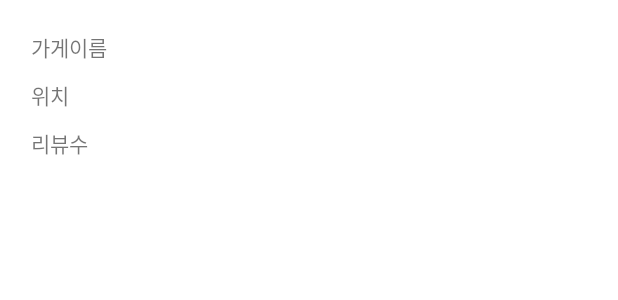
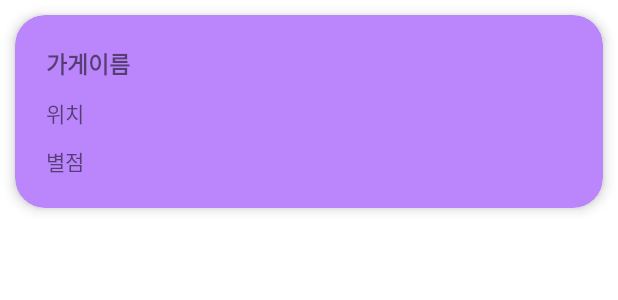
Before and after one commit to parksyoung/2022SW_surongmisikhoe, an Android app: the layout item_list.xml on its own in the app's theme, with its tools: preview values and no code run, on a phone screen of 412 x 824 dp. Shown: the top 300 px of the screen. Run offline under Robolectric (Android 15) with nearby library versions, the phone set to English and light mode, and no system bars.

Commit message:
거의 완성

```diff
--- a/app/src/main/AndroidManifest.xml
+++ b/app/src/main/AndroidManifest.xml
@@ -9,12 +9,6 @@
         android:roundIcon="@mipmap/ic_launcher_round"
         android:supportsRtl="true"
         android:theme="@style/Theme.SW_02">
-        <activity
-            android:name=".starActivity"
-            android:exported="false" />
-        <activity
-            android:name=".reviewActivity"
-            android:exported="false" />
         <activity
             android:name=".japenfood"
             android:exported="false" />
--- a/app/src/main/java/com/example/sw_02/MainActivity.java
+++ b/app/src/main/java/com/example/sw_02/MainActivity.java
@@ -20,7 +20,7 @@ public class MainActivity extends AppCompatActivity {
         reviewButton.setOnClickListener(new View.OnClickListener() {
             @Override
             public void onClick(View view) {
-                Intent intent = new Intent(MainActivity.this, reviewActivity.class);
+                Intent intent = new Intent(MainActivity.this, review.class);
                 startActivity(intent);
             }
         });
@@ -30,7 +30,7 @@ public class MainActivity extends AppCompatActivity {
         starButton.setOnClickListener(new View.OnClickListener() {
             @Override
             public void onClick(View view) {
-                Intent intent = new Intent(MainActivity.this, starActivity.class);
+                Intent intent = new Intent(MainActivity.this, star.class);
                 startActivity(intent);
             }
         });
--- a/app/src/main/res/layout/item_list.xml
+++ b/app/src/main/res/layout/item_list.xml
@@ -1,11 +1,18 @@
 <?xml version="1.0" encoding="utf-8"?>
 <LinearLayout xmlns:android="http://schemas.android.com/apk/res/android"
+    xmlns:app= "http://schemas.android.com/apk/res-auto"
     android:layout_width="match_parent"
     android:layout_height="wrap_content">
 
-    <LinearLayout
+    <androidx.cardview.widget.CardView
+        android:id="@+id/layout_container"
         android:layout_width="match_parent"
-        android:layout_height="wrap_content">
+        android:layout_height="wrap_content"
+        android:layout_margin="10dp"
+        android:backgroundTint="@color/purple_200"
+        app:cardCornerRadius="20dp"
+        app:cardElevation="5dp"
+        >
 
 
         <LinearLayout
@@ -19,7 +26,9 @@
                 android:layout_width="wrap_content"
                 android:layout_height="wrap_content"
                 android:layout_margin="5dp"
-                android:text="가게이름" />
+                android:text="가게이름"
+                android:textStyle="bold"
+                android:textSize="15sp"/>
 
             <TextView
                 android:id="@+id/tv_dong"
@@ -33,12 +42,12 @@
                 android:layout_width="wrap_content"
                 android:layout_height="wrap_content"
                 android:layout_margin="5dp"
-                android:text="리뷰수" />
+                android:text="별점" />
 
         </LinearLayout>
 
 
-    </LinearLayout>
+    </androidx.cardview.widget.CardView>
 
 
 </LinearLayout>
```
Also changed, not shown: app/src/main/java/com/example/sw_02/reviewActivity.java (deleted, +0 -36 lines), app/src/main/java/com/example/sw_02/starActivity.java (deleted, +0 -36 lines), app/src/main/res/layout/activity_review.xml (deleted, +0 -24 lines), app/src/main/res/layout/activity_star.xml (deleted, +0 -24 lines), app/src/main/res/layout/star_list.xml (+13 -4 lines).
